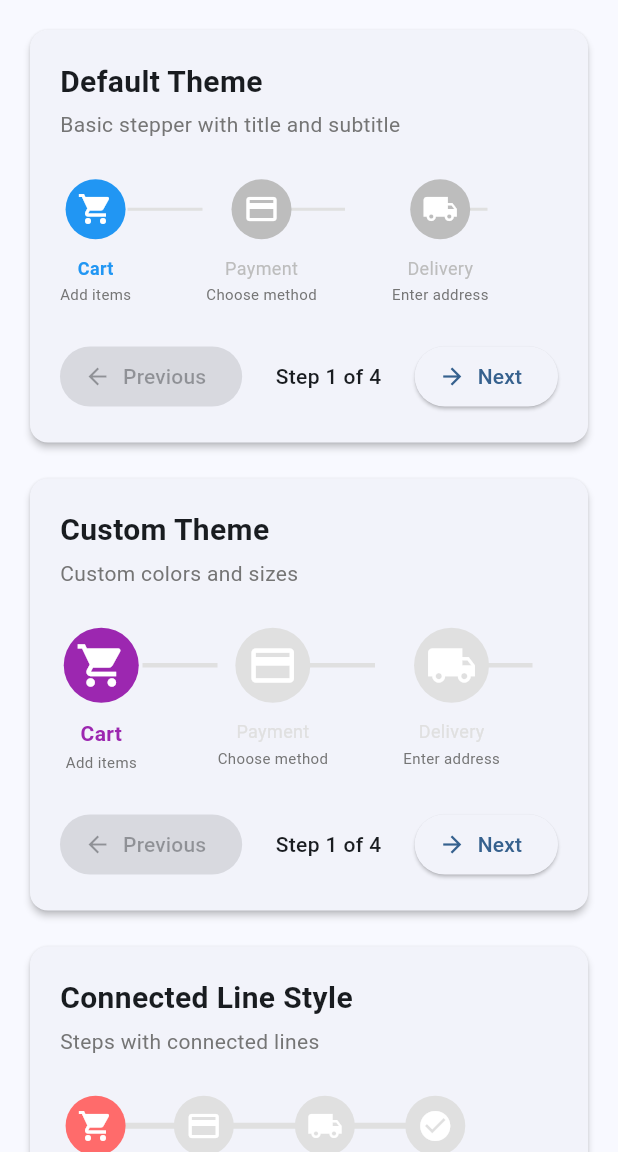
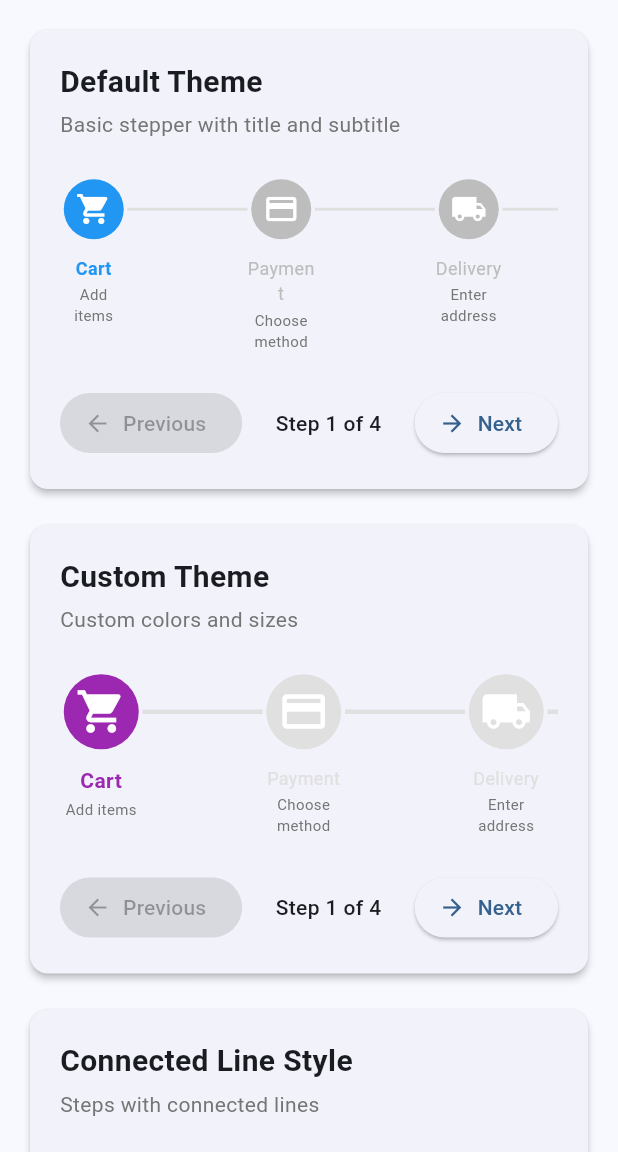
Before and after one commit to kihyun1998/flutter_animation_stepper, a Flutter app: the screen it shows after launch, on a phone screen of 412 x 824 dp, the part 84-1236 px from its top. Run offline on Flutter 3.47's test engine with Material 3 defaults, Android fonts, the phone set to English and light mode, and no system bars; our stand-ins replace flutter_riverpod, riverpod_annotation; generated files the repository leaves out were written again.

Commit message:
fix line calc, and add line spacing

```diff
--- a/example/lib/example_data.dart
+++ b/example/lib/data/example_data.dart
@@ -192,4 +192,40 @@ final allExamples = [
       completedColor: Color(0xFFF06292),
     ),
   ),
+  ExampleData(
+    title: 'Line Horizontal Padding - None',
+    description: 'Separated mode with no padding (default)',
+    steps: stepsWithTitleOnly,
+    theme: const AnimationStepperTheme(
+      connectedLine: false,
+      lineHorizontalPadding: 0.0,
+      activeColor: Color(0xFF2196F3),
+      completedColor: Color(0xFF4CAF50),
+      lineThickness: 3,
+    ),
+  ),
+  ExampleData(
+    title: 'Line Horizontal Padding - Small',
+    description: 'Separated mode with 10px padding on each side',
+    steps: stepsWithTitleOnly,
+    theme: const AnimationStepperTheme(
+      connectedLine: false,
+      lineHorizontalPadding: 10.0,
+      activeColor: Color(0xFFFF9800),
+      completedColor: Color(0xFFFF5722),
+      lineThickness: 3,
+    ),
+  ),
+  ExampleData(
+    title: 'Line Horizontal Padding - Large',
+    description: 'Separated mode with 20px padding on each side',
+    steps: stepsWithTitleOnly,
+    theme: const AnimationStepperTheme(
+      connectedLine: false,
+      lineHorizontalPadding: 20.0,
+      activeColor: Color(0xFF9C27B0),
+      completedColor: Color(0xFFE91E63),
+      lineThickness: 3,
+    ),
+  ),
 ];
--- a/example/lib/main.dart
+++ b/example/lib/main.dart
@@ -1,6 +1,6 @@
 import 'package:flutter/material.dart';
 import 'package:flutter_riverpod/flutter_riverpod.dart';
-import 'example_data.dart';
+import 'data/example_data.dart';
 import 'widgets/example_card.dart';
 
 void main() {
--- /dev/null
+++ b/example/lib/model/stepper_state.dart
@@ -0,0 +1,25 @@
+import 'package:flutter_animation_stepper/flutter_animation_stepper.dart';
+
+class StepperState {
+  final int currentStep;
+  final bool isLoading;
+  final List<StepItem> steps;
+
+  StepperState({
+    required this.currentStep,
+    required this.isLoading,
+    required this.steps,
+  });
+
+  StepperState copyWith({
+    int? currentStep,
+    bool? isLoading,
+    List<StepItem>? steps,
+  }) {
+    return StepperState(
+      currentStep: currentStep ?? this.currentStep,
+      isLoading: isLoading ?? this.isLoading,
+      steps: steps ?? this.steps,
+    );
+  }
+}
--- a/example/lib/stepper_controller.dart
+++ b/example/lib/provider/stepper_controller.dart
@@ -1,3 +1,4 @@
+import 'package:example/model/stepper_state.dart';
 import 'package:flutter_animation_stepper/flutter_animation_stepper.dart';
 import 'package:riverpod_annotation/riverpod_annotation.dart';
 
@@ -7,11 +8,7 @@ part 'stepper_controller.g.dart';
 class StepperController extends _$StepperController {
   @override
   StepperState build(String exampleId, List<StepItem> steps) {
-    return StepperState(
-      currentStep: 0,
-      isLoading: false,
-      steps: steps,
-    );
+    return StepperState(currentStep: 0, isLoading: false, steps: steps);
   }
 
   Future<void> nextStep() async {
@@ -42,27 +39,3 @@ class StepperController extends _$StepperController {
     }
   }
 }
-
-class StepperState {
-  final int currentStep;
-  final bool isLoading;
-  final List<StepItem> steps;
-
-  StepperState({
-    required this.currentStep,
-    required this.isLoading,
-    required this.steps,
-  });
-
-  StepperState copyWith({
-    int? currentStep,
-    bool? isLoading,
-    List<StepItem>? steps,
-  }) {
-    return StepperState(
-      currentStep: currentStep ?? this.currentStep,
-      isLoading: isLoading ?? this.isLoading,
-      steps: steps ?? this.steps,
-    );
-  }
-}
--- a/example/lib/widgets/example_card.dart
+++ b/example/lib/widgets/example_card.dart
@@ -2,8 +2,8 @@ import 'package:flutter/material.dart';
 import 'package:flutter_animation_stepper/flutter_animation_stepper.dart';
 import 'package:flutter_riverpod/flutter_riverpod.dart';
 
-import '../example_data.dart';
-import '../stepper_controller.dart';
+import '../data/example_data.dart';
+import '../provider/stepper_controller.dart';
 
 class ExampleCard extends ConsumerWidget {
   final String exampleId;
--- a/lib/src/models/animation_stepper_theme.dart
+++ b/lib/src/models/animation_stepper_theme.dart
@@ -37,6 +37,10 @@ class AnimationStepperTheme {
   /// Stroke width of the loading indicator
   final double loadingIndicatorStrokeWidth;
 
+  /// Horizontal padding for lines in separated layout mode (connectedLine = false)
+  /// This adds spacing between the line and step circles
+  final double lineHorizontalPadding;
+
   // Layout
   /// Whether the connecting line is integrated with step circles (no gap)
   /// When true, the line connects directly to the step circles
@@ -75,6 +79,7 @@ class AnimationStepperTheme {
     this.stepIconPadding = 8.0,
     this.stepSpacing = 80.0,
     this.loadingIndicatorStrokeWidth = 2.5,
+    this.lineHorizontalPadding = 0.0,
     this.connectedLine = false,
     this.animationDuration = const Duration(milliseconds: 300),
     this.animationCurve = Curves.easeInOut,
@@ -97,6 +102,7 @@ class AnimationStepperTheme {
     double? stepIconPadding,
     double? stepSpacing,
     double? loadingIndicatorStrokeWidth,
+    double? lineHorizontalPadding,
     bool? connectedLine,
     Duration? animationDuration,
     Curve? animationCurve,
@@ -117,6 +123,7 @@ class AnimationStepperTheme {
       stepIconPadding: stepIconPadding ?? this.stepIconPadding,
       stepSpacing: stepSpacing ?? this.stepSpacing,
       loadingIndicatorStrokeWidth: loadingIndicatorStrokeWidth ?? this.loadingIndicatorStrokeWidth,
+      lineHorizontalPadding: lineHorizontalPadding ?? this.lineHorizontalPadding,
       connectedLine: connectedLine ?? this.connectedLine,
       animationDuration: animationDuration ?? this.animationDuration,
       animationCurve: animationCurve ?? this.animationCurve,
--- a/lib/src/widgets/animation_stepper.dart
+++ b/lib/src/widgets/animation_stepper.dart
@@ -152,7 +152,15 @@ class _AnimationStepperState extends State<AnimationStepper>
 
       // Add connecting line (except after last step)
       if (i < widget.steps.length - 1) {
-        children.add(_buildConnectingLine(i));
+        children.add(SizedBox(
+          width: widget.theme.stepSpacing,
+          child: Padding(
+            padding: EdgeInsets.symmetric(
+              horizontal: widget.theme.lineHorizontalPadding,
+            ),
+            child: _buildConnectingLine(i),
+          ),
+        ));
       }
     }
 
@@ -161,14 +169,20 @@ class _AnimationStepperState extends State<AnimationStepper>
 
   List<Widget> _buildStepsForSeparatedLayout() {
     final List<Widget> children = [];
+    final stepWidth = widget.theme.stepSize + widget.theme.loadingIndicatorStrokeWidth * 2;
 
     for (int i = 0; i < widget.steps.length; i++) {
-      // Add step
-      children.add(_buildStep(i));
+      // Add step with fixed width to match lines layer
+      children.add(
+        SizedBox(
+          width: stepWidth,
+          child: _buildStep(i),
+        ),
+      );
 
       // Add spacer for line (except after last step)
       if (i < widget.steps.length - 1) {
-        children.add(const SizedBox(width: 50)); // Match line width
+        children.add(SizedBox(width: widget.theme.stepSpacing));
       }
     }
 
@@ -340,15 +354,12 @@ class _AnimationStepperState extends State<AnimationStepper>
       return lineContent;
     }
 
-    // For separated layout, add padding and fixed width
+    // For separated layout, add padding only (width is controlled by parent)
     return Padding(
       padding: EdgeInsets.only(
         top: (widget.theme.stepSize + widget.theme.loadingIndicatorStrokeWidth * 2) / 2 - widget.theme.lineThickness / 2,
       ),
-      child: SizedBox(
-        width: 50, // Fixed width for connecting line
-        child: lineContent,
-      ),
+      child: lineContent,
     );
   }
 }
```
Also changed, not shown: example/lib/provider/stepper_controller.g.dart (renamed from example/lib/stepper_controller.g.dart).
